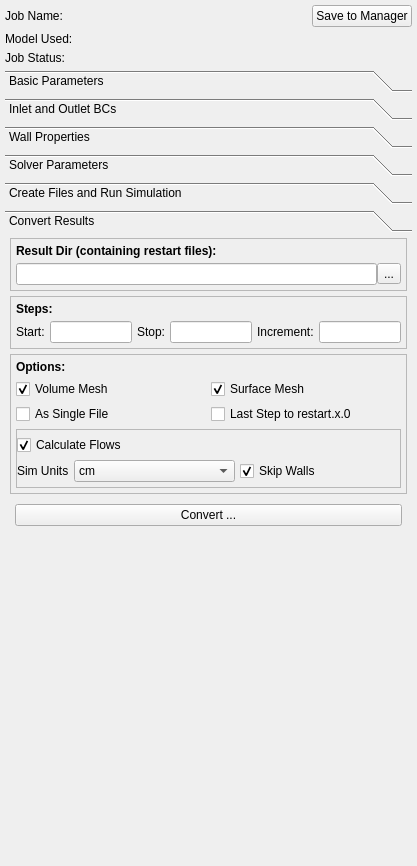
Qt form Code/Source/Plugins/org.sv.gui.qt.simulation/src/internal/svSimulationView.ui (SimVascular/SimVascular) before a commit.
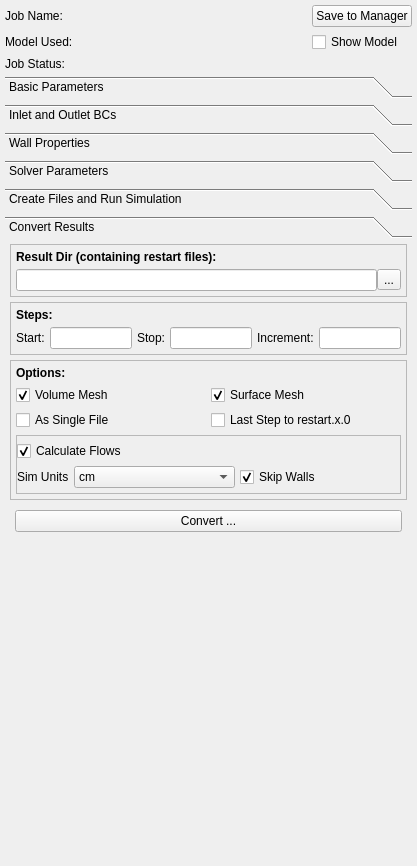
The same form after that commit. Custom widgets are drawn as their Qt base class.

Commit message: DEV: convenient way to show corresponding path, model

Patch:
```diff
--- a/Code/Source/Plugins/org.sv.gui.qt.simulation/src/internal/svSimulationView.ui
+++ b/Code/Source/Plugins/org.sv.gui.qt.simulation/src/internal/svSimulationView.ui
@@ -80,13 +80,6 @@
         </property>
        </widget>
       </item>
-      <item row="2" column="1">
-       <widget class="QLabel" name="labelJobStatus">
-        <property name="text">
-         <string/>
-        </property>
-       </widget>
-      </item>
       <item row="0" column="0">
        <widget class="QLabel" name="label">
         <property name="sizePolicy">
@@ -123,6 +116,26 @@
         </property>
        </widget>
       </item>
+      <item row="2" column="1" colspan="2">
+       <widget class="QLabel" name="labelJobStatus">
+        <property name="text">
+         <string/>
+        </property>
+       </widget>
+      </item>
+      <item row="1" column="2">
+       <widget class="QCheckBox" name="checkBoxShowModel">
+        <property name="sizePolicy">
+         <sizepolicy hsizetype="Fixed" vsizetype="Fixed">
+          <horstretch>0</horstretch>
+          <verstretch>0</verstretch>
+         </sizepolicy>
+        </property>
+        <property name="text">
+         <string>Show Model</string>
+        </property>
+       </widget>
+      </item>
      </layout>
     </widget>
    </item>
@@ -823,7 +836,7 @@
            <x>0</x>
            <y>0</y>
            <width>407</width>
-           <height>599</height>
+           <height>594</height>
           </rect>
          </property>
          <attribute name="label">
```
Left out of the diff: 10 changed lines with no effect on the pictures. The commit also changes 8 other files.
